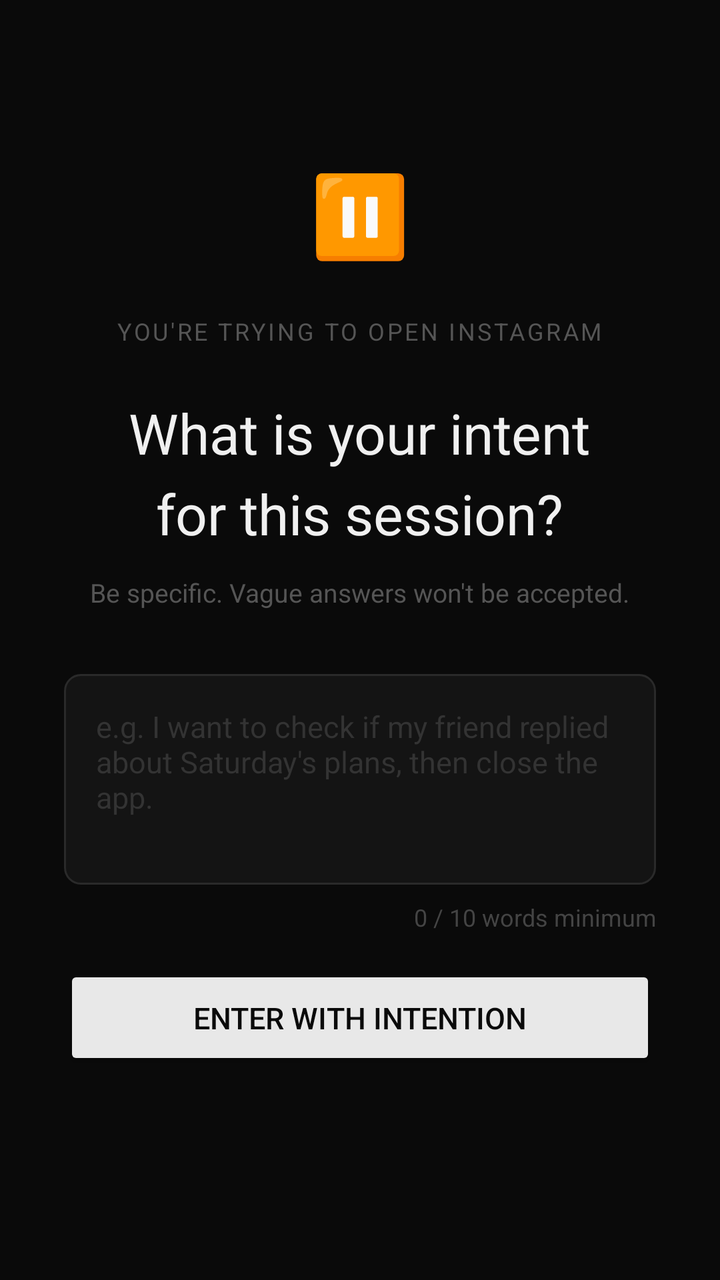
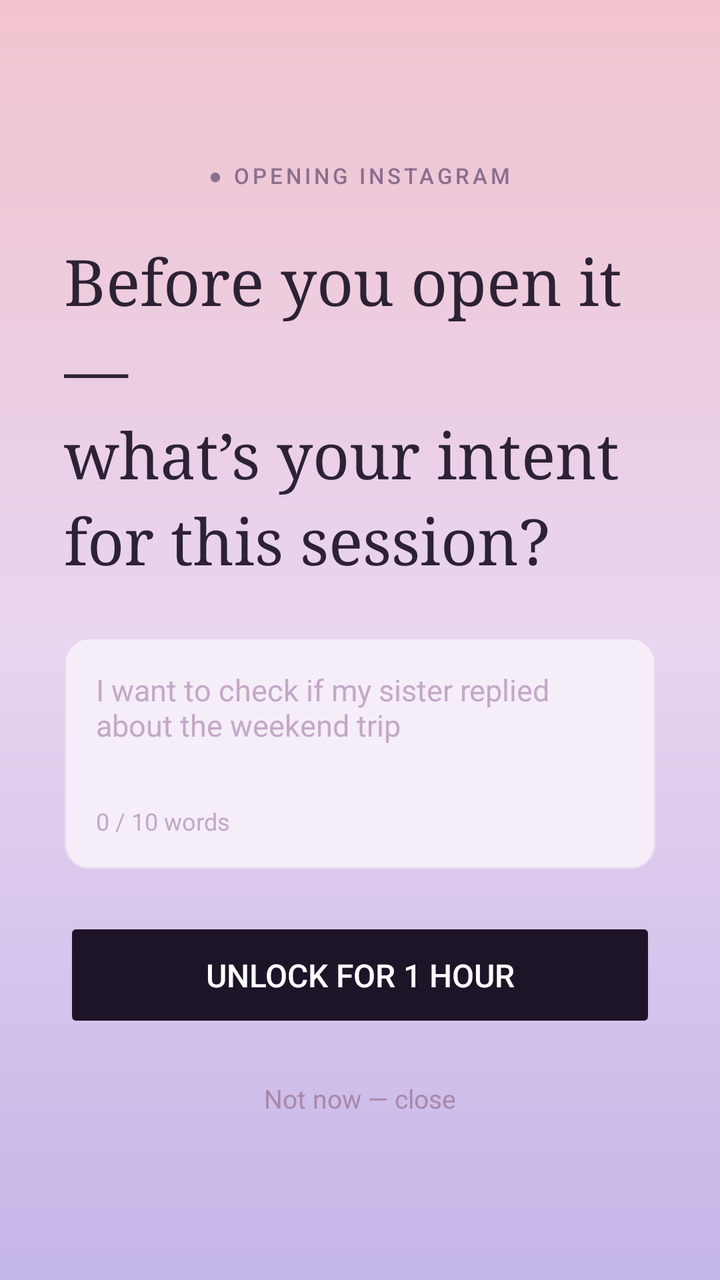

Two renders of the same Android screen: before a commit and after it. Below are the layout's source before the change and the commit's diff.
<!-- AndroidManifest.xml: activity theme Theme.IntentionalAccess -->
<!-- res/layout/activity_intent_gate.xml -->
<?xml version="1.0" encoding="utf-8"?>
<ScrollView xmlns:android="http://schemas.android.com/apk/res/android"
    android:layout_width="match_parent"
    android:layout_height="match_parent"
    android:background="#0A0A0A"
    android:fillViewport="true">

    <LinearLayout
        android:layout_width="match_parent"
        android:layout_height="wrap_content"
        android:orientation="vertical"
        android:padding="32dp"
        android:gravity="center_horizontal">

        <TextView
            android:layout_width="wrap_content"
            android:layout_height="wrap_content"
            android:layout_marginTop="48dp"
            android:text="⏸"
            android:textSize="40sp"/>

        <TextView
            android:id="@+id/appNameText"
            android:layout_width="wrap_content"
            android:layout_height="wrap_content"
            android:layout_marginTop="24dp"
            android:text="You're trying to open Instagram"
            android:textColor="#555555"
            android:textSize="12sp"
            android:letterSpacing="0.1"
            android:textAllCaps="true"/>

        <TextView
            android:layout_width="wrap_content"
            android:layout_height="wrap_content"
            android:layout_marginTop="24dp"
            android:text="What is your intent\nfor this session?"
            android:textColor="#F0F0F0"
            android:textSize="28sp"
            android:gravity="center"
            android:lineSpacingMultiplier="1.2"/>

        <TextView
            android:layout_width="wrap_content"
            android:layout_height="wrap_content"
            android:layout_marginTop="12dp"
            android:text="Be specific. Vague answers won't be accepted."
            android:textColor="#555555"
            android:textSize="13sp"/>

        <EditText
            android:id="@+id/intentInput"
            android:layout_width="match_parent"
            android:layout_height="wrap_content"
            android:layout_marginTop="32dp"
            android:background="@drawable/input_background"
            android:hint="e.g. I want to check if my friend replied about Saturday's plans, then close the app."
            android:textColorHint="#333333"
            android:textColor="#E8E8E8"
            android:textSize="15sp"
            android:padding="16dp"
            android:minLines="4"
            android:maxLines="6"
            android:gravity="top"
            android:inputType="textMultiLine|textCapSentences"/>

        <TextView
            android:id="@+id/wordCountText"
            android:layout_width="match_parent"
            android:layout_height="wrap_content"
            android:layout_marginTop="8dp"
            android:text="0 / 10 words minimum"
            android:textColor="#444444"
            android:textSize="12sp"
            android:gravity="end"/>

        <Button
            android:id="@+id/submitButton"
            android:layout_width="match_parent"
            android:layout_height="wrap_content"
            android:layout_marginTop="16dp"
            android:text="Enter with intention"
            android:textColor="#0A0A0A"
            android:backgroundTint="#E8E8E8"
            android:padding="16dp"
            android:textSize="15sp"/>

    </LinearLayout>
</ScrollView>
<!-- resources referenced by this layout -->
<resources>
  <!-- drawable input_background (drawable) -->
  <?xml version="1.0" encoding="utf-8"?>
  <shape xmlns:android="http://schemas.android.com/apk/res/android"
      android:shape="rectangle">
  
      <solid android:color="#141414"/>
  
      <stroke
          android:width="1dp"
          android:color="#2A2A2A"/>
  
      <corners android:radius="8dp"/>
  
  </shape>
  <style name="Theme.IntentionalAccess" parent="Base.Theme.IntentionalAccess" />
  <style name="Base.Theme.IntentionalAccess" parent="Theme.Material3.DayNight.NoActionBar">
          
          
      </style>
</resources>

<!-- the commit's change to res/layout/activity_intent_gate.xml (unified diff, before → after) -->
@@ -2,8 +2,8 @@
 <ScrollView xmlns:android="http://schemas.android.com/apk/res/android"
     android:layout_width="match_parent"
     android:layout_height="match_parent"
-    android:background="#0A0A0A"
-    android:fillViewport="true">
+    android:fillViewport="true"
+    android:background="@drawable/gradient_background">
 
     <LinearLayout
         android:layout_width="match_parent"
@@ -16,74 +16,95 @@
             android:layout_width="wrap_content"
             android:layout_height="wrap_content"
             android:layout_marginTop="48dp"
-            android:text="⏸"
-            android:textSize="40sp"/>
+            android:id="@+id/appNameText"
+            android:text="● OPENING INSTAGRAM"
+            android:textColor="#8B6F8E"
+            android:textSize="11sp"
+            android:letterSpacing="0.15"
+            android:textAllCaps="true"
+            android:fontFamily="sans-serif-medium"/>
 
         <TextView
-            android:id="@+id/appNameText"
-            android:layout_width="wrap_content"
+            android:layout_width="match_parent"
             android:layout_height="wrap_content"
             android:layout_marginTop="24dp"
-            android:text="You're trying to open Instagram"
-            android:textColor="#555555"
-            android:textSize="12sp"
-            android:letterSpacing="0.1"
-            android:textAllCaps="true"/>
+            android:text="Before you open it —\nwhat&#8217;s your intent\nfor this session?"
+            android:textColor="#2D2235"
+            android:textSize="32sp"
+            android:lineSpacingMultiplier="1.15"
+            android:fontFamily="serif"/>
 
-        <TextView
-            android:layout_width="wrap_content"
-            android:layout_height="wrap_content"
-            android:layout_marginTop="24dp"
-            android:text="What is your intent\nfor this session?"
-            android:textColor="#F0F0F0"
-            android:textSize="28sp"
-            android:gravity="center"
-            android:lineSpacingMultiplier="1.2"/>
-
-        <TextView
-            android:layout_width="wrap_content"
-            android:layout_height="wrap_content"
-            android:layout_marginTop="12dp"
-            android:text="Be specific. Vague answers won't be accepted."
-            android:textColor="#555555"
-            android:textSize="13sp"/>
-
-        <EditText
-            android:id="@+id/intentInput"
+        <LinearLayout
             android:layout_width="match_parent"
             android:layout_height="wrap_content"
-            android:layout_marginTop="32dp"
-            android:background="@drawable/input_background"
-            android:hint="e.g. I want to check if my friend replied about Saturday's plans, then close the app."
-            android:textColorHint="#333333"
-            android:textColor="#E8E8E8"
-            android:textSize="15sp"
-            android:padding="16dp"
-            android:minLines="4"
-            android:maxLines="6"
-            android:gravity="top"
-            android:inputType="textMultiLine|textCapSentences"/>
+            android:layout_marginTop="28dp"
+            android:orientation="vertical"
+            android:background="@drawable/input_background_light"
+            android:padding="16dp">
 
-        <TextView
-            android:id="@+id/wordCountText"
-            android:layout_width="match_parent"
-            android:layout_height="wrap_content"
-            android:layout_marginTop="8dp"
-            android:text="0 / 10 words minimum"
-            android:textColor="#444444"
-            android:textSize="12sp"
-            android:gravity="end"/>
+            <EditText
+                android:id="@+id/intentInput"
+                android:layout_width="match_parent"
+                android:layout_height="wrap_content"
+                android:background="@null"
+                android:hint="I want to check if my sister replied about the weekend trip"
+                android:textColorHint="#C4A8C8"
+                android:textColor="#2D2235"
+                android:textSize="15sp"
+                android:minLines="3"
+                android:maxLines="5"
+                android:gravity="top"
+                android:inputType="textMultiLine|textCapSentences"/>
+
+            <LinearLayout
+                android:layout_width="match_parent"
+                android:layout_height="wrap_content"
+                android:layout_marginTop="12dp"
+                android:orientation="horizontal"
+                android:gravity="center_vertical">
+
+                <TextView
+                    android:id="@+id/wordCountText"
+                    android:layout_width="0dp"
+                    android:layout_height="wrap_content"
+                    android:layout_weight="1"
+                    android:text="0 / 10 words"
+                    android:textColor="#C4A8C8"
+                    android:textSize="12sp"/>
+
+                <TextView
+                    android:id="@+id/freshnessText"
+                    android:layout_width="wrap_content"
+                    android:layout_height="wrap_content"
+                    android:text=""
+                    android:textSize="12sp"
+                    android:textColor="#7BAF8E"/>
+
+            </LinearLayout>
+        </LinearLayout>
 
         <Button
             android:id="@+id/submitButton"
             android:layout_width="match_parent"
             android:layout_height="wrap_content"
+            android:layout_marginTop="24dp"
+            android:text="Unlock for 1 hour"
+            android:textColor="#FFFFFF"
+            android:backgroundTint="#1E1428"
+            android:padding="18dp"
+            android:textSize="16sp"
+            android:stateListAnimator="@null"
+            android:enabled="false"/>
+
+        <TextView
+            android:id="@+id/cancelText"
+            android:layout_width="wrap_content"
+            android:layout_height="wrap_content"
             android:layout_marginTop="16dp"
-            android:text="Enter with intention"
-            android:textColor="#0A0A0A"
-            android:backgroundTint="#E8E8E8"
-            android:padding="16dp"
-            android:textSize="15sp"/>
+            android:text="Not now — close"
+            android:textColor="#A888A8"
+            android:textSize="13sp"
+            android:padding="8dp"/>
 
     </LinearLayout>
 </ScrollView>
<!-- resource entries referenced after the edit -->
@@ -1,17 +1,30 @@
 <!-- resources referenced by this layout -->
 <resources>
-  <!-- drawable input_background (drawable) -->
+  <!-- drawable gradient_background (drawable) -->
   <?xml version="1.0" encoding="utf-8"?>
   <shape xmlns:android="http://schemas.android.com/apk/res/android"
       android:shape="rectangle">
   
-      <solid android:color="#141414"/>
+      <gradient
+          android:type="linear"
+          android:angle="145"
+          android:startColor="#F2C4CE"
+          android:centerColor="#E8D5F0"
+          android:endColor="#C4B5E8"/>
+  
+  </shape>
+  <!-- drawable input_background_light (drawable) -->
+  <?xml version="1.0" encoding="utf-8"?>
+  <shape xmlns:android="http://schemas.android.com/apk/res/android"
+      android:shape="rectangle">
+  
+      <solid android:color="#F5EEF8"/>
   
       <stroke
           android:width="1dp"
-          android:color="#2A2A2A"/>
+          android:color="#E8D5F0"/>
   
-      <corners android:radius="8dp"/>
+      <corners android:radius="12dp"/>
   
   </shape>
   <style name="Theme.IntentionalAccess" parent="Base.Theme.IntentionalAccess" />
